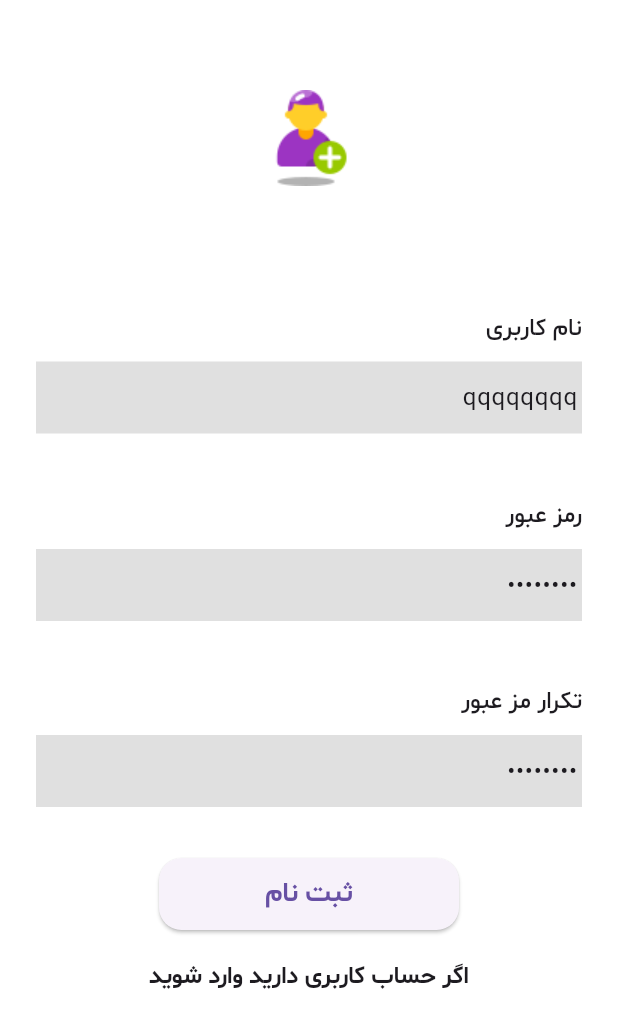
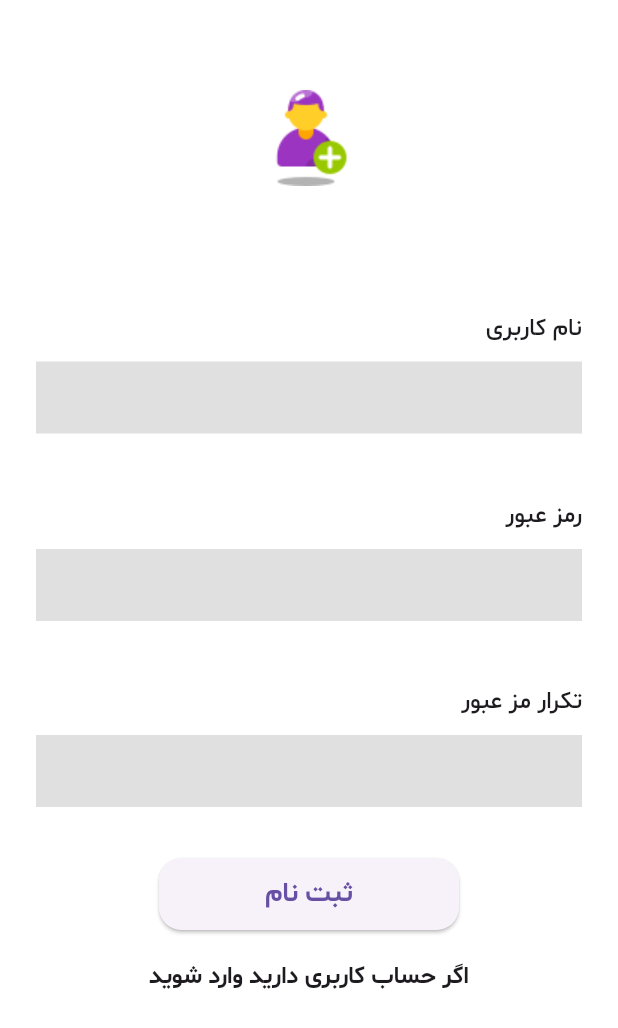
Before and after one commit to mohammad-re2004/online_shop, a Flutter app: the screen it shows after launch, after a tap on "ثبت نام", on a phone screen of 412 x 824 dp. Shown: the top 1028 px of the screen. Run offline on Flutter 3.47's test engine with Material 3 defaults, Android fonts, the phone set to English and light mode, and no system bars; our stand-ins replace bloc, cached_network_image, dartz, dio, dotted_line, flutter_bloc and 8 more; missing offline and left inert: dart:ffi, zarinpal; accounts and stored records are empty; network calls fail.

Commit message:
Update register_screen.dart

```diff
--- a/lib/screens/register_screen.dart
+++ b/lib/screens/register_screen.dart
@@ -9,9 +9,9 @@ import 'package:flutter_bloc/flutter_bloc.dart';
 
 class RegisterScreen extends StatelessWidget {
   RegisterScreen({super.key});
-  final _usernamecontroller = TextEditingController(text: "qqqqqqqq");
-  final _passwordcontroller = TextEditingController(text: "12345678");
-  final _passwordConfirmcontroller = TextEditingController(text: "12345678");
+  final _usernamecontroller = TextEditingController(text: "");
+  final _passwordcontroller = TextEditingController(text: "");
+  final _passwordConfirmcontroller = TextEditingController(text: "");
 
   @override
   Widget build(BuildContext context) {
```
